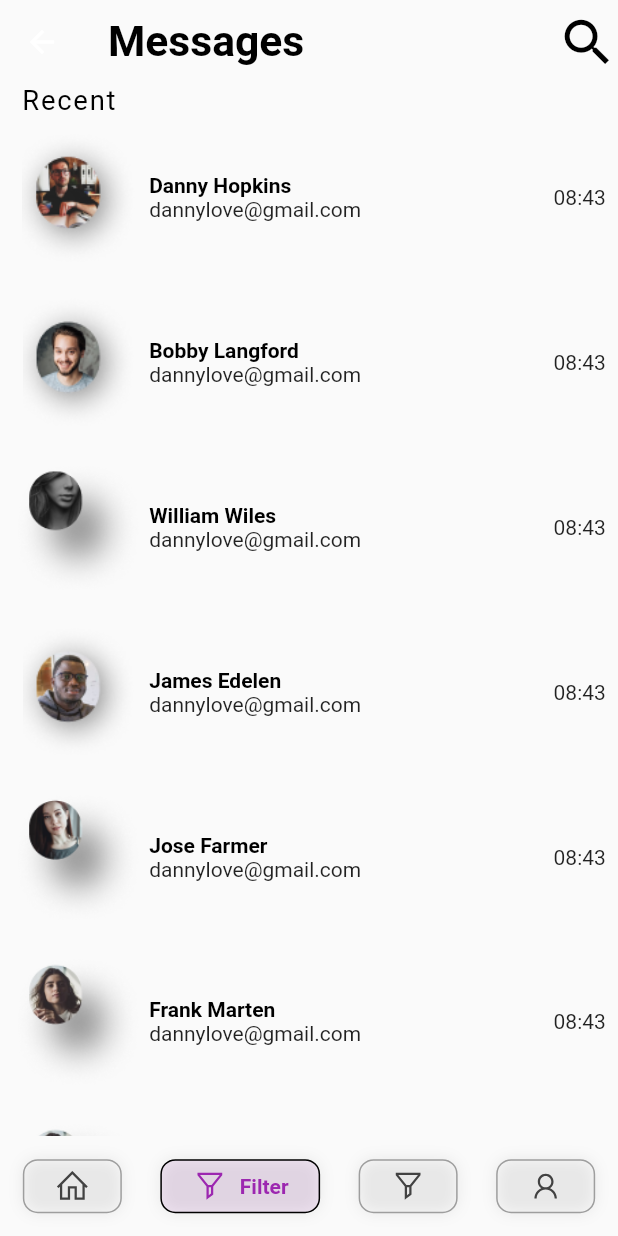
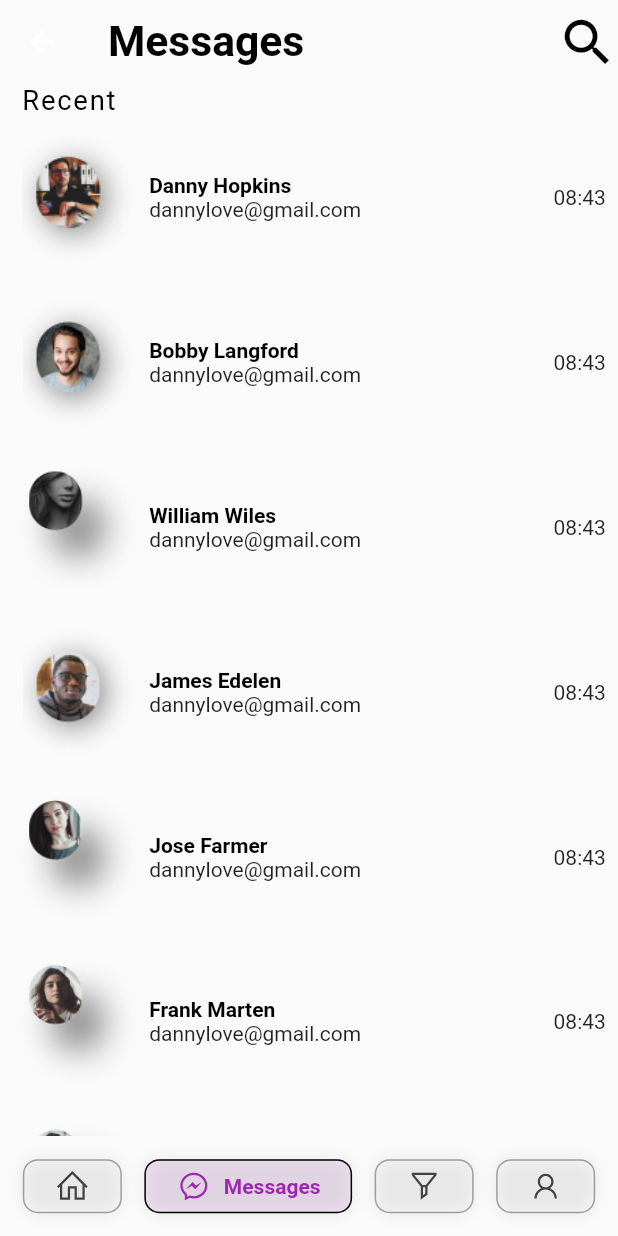
Before and after one commit to ipriyam26/Waste-Not, a Flutter app: the screen it shows after launch, item 2 of the bottom bar chosen, on a phone screen of 412 x 824 dp. Run offline on Flutter 3.47's test engine with Material 2 defaults, Android fonts, the phone set to English and light mode, and no system bars; drawn by our look-alikes of google_nav_bar; our stand-ins replace carousel_slider, cloud_firestore, curved_navigation_bar, firebase_auth, firebase_core, flutter_screenutil and 5 more; missing offline and left inert: flutter_animated_dialog; accounts and stored records are empty; network calls fail.

Commit message:
navigation bar & structured modified

```diff
--- a/lib/screens/Dashboard/dashboard_page.dart
+++ b/lib/screens/Dashboard/dashboard_page.dart
@@ -64,12 +64,12 @@ class DasboardPage extends StatelessWidget {
                     text: 'Home',
                   ),
                   GButton(
-                    icon: LineIcons.filter,
-                    text: 'Filter',
+                    icon: LineIcons.facebookMessenger,
+                    text: 'Messages',
                   ),
                   GButton(
                     icon: LineIcons.filter,
-                    text: 'Messages',
+                    text: 'Filter',
                   ),
                   GButton(
                     icon: LineIcons.user,
```
